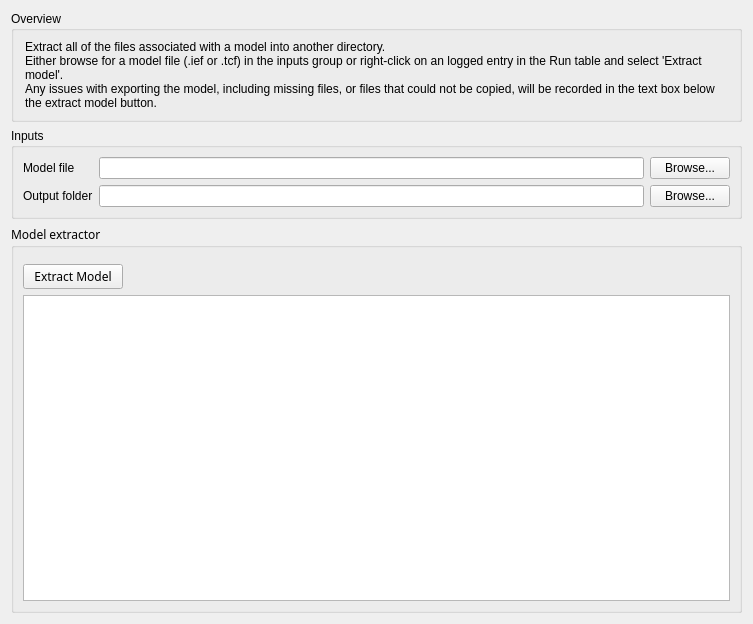
The window that src/logit/extractmodel/ModelExtractor_Widget.ui (ErmeviewEnvironmentalLtd/LogIT) describes before a commit, drawn with Qt 5.
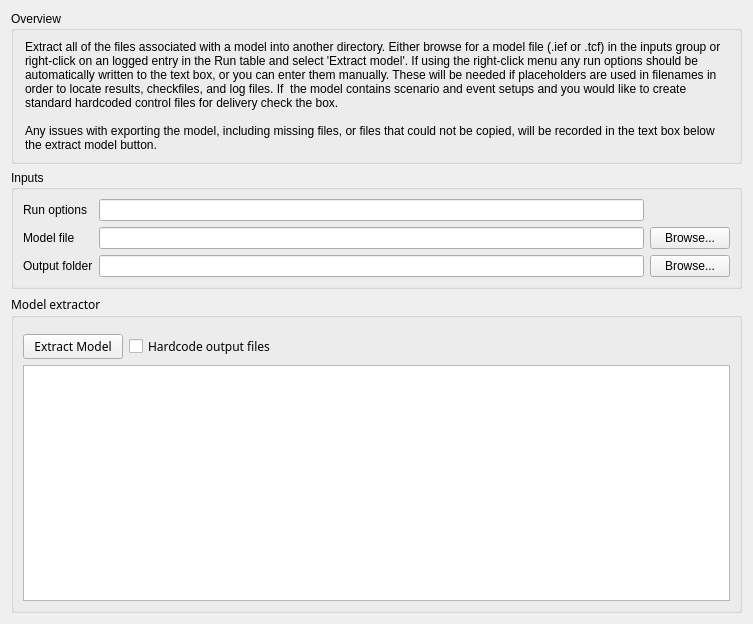
The same window after the commit.

Commit message: Updated model extractor to use run options.

Patch:
```diff
--- a/src/logit/extractmodel/ModelExtractor_Widget.ui
+++ b/src/logit/extractmodel/ModelExtractor_Widget.ui
@@ -35,8 +35,8 @@
          <enum>QFrame::Raised</enum>
         </property>
         <property name="text">
-         <string>Extract all of the files associated with a model into another directory.
-Either browse for a model file (.ief or .tcf) in the inputs group or right-click on an logged entry in the Run table and select 'Extract model'.
+         <string>Extract all of the files associated with a model into another directory. Either browse for a model file (.ief or .tcf) in the inputs group or right-click on an logged entry in the Run table and select 'Extract model'. If using the right-click menu any run options should be automatically written to the text box, or you can enter them manually. These will be needed if placeholders are used in filenames in order to locate results, checkfiles, and log files. If  the model contains scenario and event setups and you would like to create standard hardcoded control files for delivery check the box.
+
 Any issues with exporting the model, including missing files, or files that could not be copied, will be recorded in the text box below the extract model button.</string>
         </property>
         <property name="textFormat">
@@ -65,14 +65,24 @@
       <string>Inputs</string>
      </property>
      <layout class="QGridLayout" name="gridLayout">
+      <item row="1" column="1">
+       <widget class="QLineEdit" name="extractModelFileTextbox"/>
+      </item>
       <item row="1" column="2">
+       <widget class="QPushButton" name="extractModelFileButton">
+        <property name="text">
+         <string>Browse...</string>
+        </property>
+       </widget>
+      </item>
+      <item row="2" column="2">
        <widget class="QPushButton" name="extractOutputButton">
         <property name="text">
          <string>Browse...</string>
         </property>
        </widget>
       </item>
-      <item row="1" column="0">
+      <item row="2" column="0">
        <widget class="QLabel" name="extractOutputLabel">
         <property name="minimumSize">
          <size>
@@ -85,10 +95,10 @@
         </property>
        </widget>
       </item>
-      <item row="1" column="1">
+      <item row="2" column="1">
        <widget class="QLineEdit" name="extractOutputTextbox"/>
       </item>
-      <item row="0" column="0">
+      <item row="1" column="0">
        <widget class="QLabel" name="extractModelFileLabel">
         <property name="minimumSize">
          <size>
@@ -102,12 +112,12 @@
        </widget>
       </item>
       <item row="0" column="1">
-       <widget class="QLineEdit" name="extractModelFileTextbox"/>
+       <widget class="QLineEdit" name="extractRunOptionsTextbox"/>
       </item>
-      <item row="0" column="2">
-       <widget class="QPushButton" name="extractModelFileButton">
+      <item row="0" column="0">
+       <widget class="QLabel" name="label_2">
         <property name="text">
-         <string>Browse...</string>
+         <string>Run options</string>
         </property>
        </widget>
       </item>
@@ -132,7 +142,7 @@
       <property name="topMargin">
        <number>16</number>
       </property>
-      <item row="1" column="0" colspan="2">
+      <item row="2" column="0" colspan="3">
        <widget class="QTextEdit" name="extractOutputTextArea">
         <property name="sizePolicy">
          <sizepolicy hsizetype="Expanding" vsizetype="Expanding">
@@ -151,7 +161,7 @@
         </property>
        </widget>
       </item>
-      <item row="0" column="0">
+      <item row="1" column="0">
        <widget class="QPushButton" name="extractModelButton">
         <property name="minimumSize">
          <size>
@@ -164,7 +174,7 @@
         </property>
        </widget>
       </item>
-      <item row="0" column="1">
+      <item row="1" column="2">
        <spacer name="horizontalSpacer">
         <property name="orientation">
          <enum>Qt::Horizontal</enum>
@@ -177,6 +187,13 @@
         </property>
        </spacer>
       </item>
+      <item row="1" column="1">
+       <widget class="QCheckBox" name="extractorHardcodeFilesCbox">
+        <property name="text">
+         <string>Hardcode output files</string>
+        </property>
+       </widget>
+      </item>
      </layout>
     </widget>
    </item>
```
The commit also changes 4 other files.
